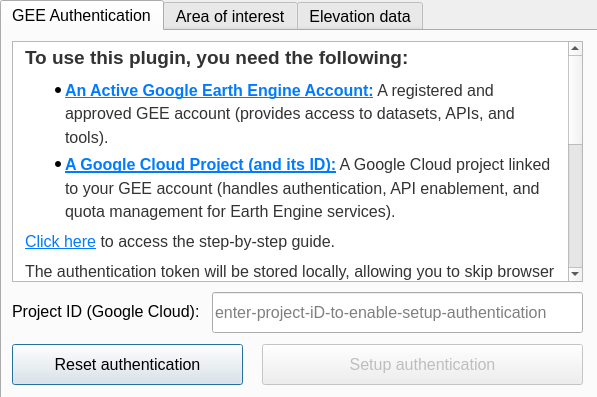
First picture: the form in easy_dialog_base.ui, repository caioarantes/EasyDEM, before the edit.
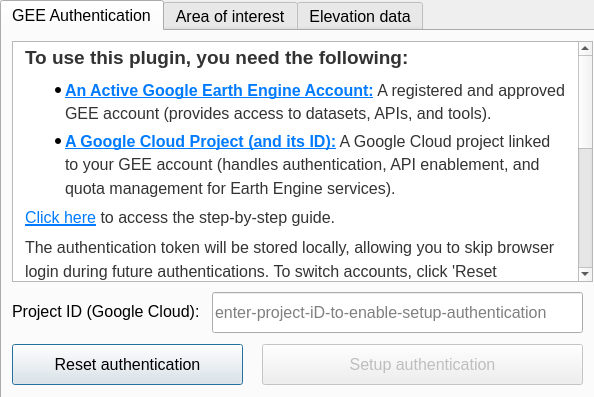
Second picture: the form after the edit. The open tabs and pages were chosen to show the change. Custom widgets are drawn as their Qt base class.

```diff
--- a/easy_dialog_base.ui
+++ b/easy_dialog_base.ui
@@ -6,7 +6,7 @@
    <rect>
     <x>0</x>
     <y>0</y>
-    <width>597</width>
+    <width>594</width>
     <height>397</height>
    </rect>
   </property>
@@ -34,30 +34,6 @@
     <attribute name="title">
      <string>GEE Authentication</string>
     </attribute>
-    <widget class="QTextEdit" name="textEdit">
-     <property name="geometry">
-      <rect>
-       <x>10</x>
-       <y>10</y>
-       <width>571</width>
-       <height>241</height>
-      </rect>
-     </property>
-     <property name="html">
-      <string>&lt;!DOCTYPE HTML PUBLIC &quot;-//W3C//DTD HTML 4.0//EN&quot; &quot;http://www.w3.org/TR/REC-html40/strict.dtd&quot;&gt;
-&lt;html&gt;&lt;head&gt;&lt;meta name=&quot;qrichtext&quot; content=&quot;1&quot; /&gt;&lt;title&gt;RAVI QGIS Plugin Information&lt;/title&gt;&lt;style type=&quot;text/css&quot;&gt;
-p, li { white-space: pre-wrap; }
-&lt;/style&gt;&lt;/head&gt;&lt;body style=&quot; font-family:'MS Shell Dlg 2'; font-size:12pt; font-weight:400; font-style:normal;&quot;&gt;
-&lt;h3 style=&quot; margin-top:10px; margin-bottom:5px; margin-left:8px; margin-right:8px; -qt-block-indent:0; text-indent:0px; line-height:130%;&quot;&gt;&lt;span style=&quot; font-family:'sans-serif'; font-size:14pt; font-weight:600; color:#333333;&quot;&gt;To use this plugin, you need the following:&lt;/span&gt;&lt;span style=&quot; font-family:'sans-serif'; font-size:large; font-weight:600; color:#333333;&quot;&gt; &lt;/span&gt;&lt;/h3&gt;
-&lt;ul style=&quot;margin-top: 0px; margin-bottom: 0px; margin-left: 0px; margin-right: 0px; -qt-list-indent: 1;&quot;&gt;&lt;li style=&quot; font-family:'sans-serif'; color:#333333;&quot; style=&quot; margin-top:0px; margin-bottom:3px; margin-left:8px; margin-right:8px; -qt-block-indent:0; text-indent:0px; line-height:130%;&quot;&gt;&lt;a href=&quot;https://earthengine.google.com/&quot;&gt;&lt;span style=&quot; font-weight:600; text-decoration: underline; color:#007bff;&quot;&gt;An Active Google Earth Engine Account:&lt;/span&gt;&lt;/a&gt; A registered and approved GEE account (provides access to datasets, APIs, and tools). &lt;/li&gt;
-&lt;li style=&quot; font-family:'sans-serif'; color:#333333;&quot; style=&quot; margin-top:0px; margin-bottom:5px; margin-left:8px; margin-right:8px; -qt-block-indent:0; text-indent:0px; line-height:130%;&quot;&gt;&lt;a href=&quot;https://console.cloud.google.com&quot;&gt;&lt;span style=&quot; font-weight:600; text-decoration: underline; color:#007bff;&quot;&gt;A Google Cloud Project (and its ID):&lt;/span&gt;&lt;/a&gt; A Google Cloud project linked to your GEE account (handles authentication, API enablement, and quota management for Earth Engine services). &lt;/li&gt;&lt;/ul&gt;
-&lt;p style=&quot; margin-top:5px; margin-bottom:5px; margin-left:8px; margin-right:8px; -qt-block-indent:0; text-indent:0px; line-height:130%;&quot;&gt;&lt;a href=&quot;https://caioarantes.github.io/ravi-qgis-plugin/&quot;&gt;&lt;span style=&quot; font-family:'sans-serif'; text-decoration: underline; color:#007bff;&quot;&gt;Click here&lt;/span&gt;&lt;/a&gt;&lt;span style=&quot; font-family:'sans-serif'; color:#333333;&quot;&gt; to access the step-by-step guide. &lt;/span&gt;&lt;/p&gt;
-&lt;p style=&quot; margin-top:5px; margin-bottom:5px; margin-left:8px; margin-right:8px; -qt-block-indent:0; text-indent:0px; line-height:130%;&quot;&gt;&lt;span style=&quot; font-family:'sans-serif'; color:#333333;&quot;&gt;The authentication token will be stored locally, allowing you to skip browser login during future authentications. To switch accounts, click 'Reset Authentication'. &lt;/span&gt;&lt;/p&gt;
-&lt;h3 style=&quot; margin-top:10px; margin-bottom:5px; margin-left:8px; margin-right:8px; -qt-block-indent:0; text-indent:0px; line-height:130%;&quot;&gt;&lt;span style=&quot; font-family:'sans-serif'; font-size:14pt; font-weight:600; color:#333333;&quot;&gt;About the Author&lt;/span&gt;&lt;span style=&quot; font-family:'sans-serif'; font-size:large; font-weight:600; color:#333333;&quot;&gt; &lt;/span&gt;&lt;/h3&gt;
-&lt;p style=&quot; margin-top:5px; margin-bottom:5px; margin-left:8px; margin-right:8px; -qt-block-indent:0; text-indent:0px; line-height:130%;&quot;&gt;&lt;span style=&quot; font-family:'sans-serif'; color:#333333;&quot;&gt;The EasyDEAM plugin was developed by &lt;/span&gt;&lt;span style=&quot; font-family:'sans-serif'; font-weight:600; color:#333333;&quot;&gt;Caio Arantes&lt;/span&gt;&lt;span style=&quot; font-family:'sans-serif'; color:#333333;&quot;&gt;, an Agricultural Engineering student passionate about precision agriculture and geotechnology. With experience in QGIS plugin development and remote sensing applications, he created EasyDEAM as steap foward his larger project, &lt;/span&gt;&lt;a href=&quot;https://caioarantes.github.io/ravi-qgis-plugin/&quot;&gt;&lt;span style=&quot; text-decoration: underline; color:#0000ff;&quot;&gt;RAVI&lt;/span&gt;&lt;/a&gt;&lt;span style=&quot; font-family:'sans-serif'; color:#333333;&quot;&gt;, another plugin publisded as a result of his final graduation project. &lt;/span&gt;&lt;/p&gt;
-&lt;p style=&quot; margin-top:5px; margin-bottom:5px; margin-left:8px; margin-right:8px; -qt-block-indent:0; text-indent:0px; line-height:130%;&quot;&gt;&lt;span style=&quot; font-family:'sans-serif'; color:#333333;&quot;&gt;📧 &lt;/span&gt;&lt;span style=&quot; font-family:'sans-serif'; font-weight:600; color:#333333;&quot;&gt;Email:&lt;/span&gt;&lt;span style=&quot; font-family:'sans-serif'; color:#333333;&quot;&gt; &lt;/span&gt;&lt;a href=&quot;mailto:caiosimplicioarantes@gmail.com&quot;&gt;&lt;span style=&quot; font-family:'sans-serif'; text-decoration: underline; color:#007bff;&quot;&gt;caiosimplicioarantes@gmail.com&lt;/span&gt;&lt;/a&gt;&lt;span style=&quot; font-family:'sans-serif'; color:#333333;&quot;&gt; &lt;br /&gt;🔗 &lt;/span&gt;&lt;span style=&quot; font-family:'sans-serif'; font-weight:600; color:#333333;&quot;&gt;LinkedIn:&lt;/span&gt;&lt;span style=&quot; font-family:'sans-serif'; color:#333333;&quot;&gt; &lt;/span&gt;&lt;a href=&quot;https://www.linkedin.com/in/caioarantes&quot;&gt;&lt;span style=&quot; font-family:'sans-serif'; text-decoration: underline; color:#007bff;&quot;&gt;linkedin.com/in/caioarantes&lt;/span&gt;&lt;/a&gt;&lt;span style=&quot; font-family:'sans-serif'; color:#333333;&quot;&gt; &lt;br /&gt;💻 &lt;/span&gt;&lt;span style=&quot; font-family:'sans-serif'; font-weight:600; color:#333333;&quot;&gt;GitHub:&lt;/span&gt;&lt;span style=&quot; font-family:'sans-serif'; color:#333333;&quot;&gt; &lt;/span&gt;&lt;a href=&quot;https://github.com/caioarantes&quot;&gt;&lt;span style=&quot; font-family:'sans-serif'; text-decoration: underline; color:#007bff;&quot;&gt;github.com/caioarantes&lt;/span&gt;&lt;/a&gt;&lt;/p&gt;&lt;/body&gt;&lt;/html&gt;</string>
-     </property>
-    </widget>
     <widget class="QPushButton" name="desautenticacao">
      <property name="geometry">
       <rect>
@@ -129,6 +105,39 @@
       <bool>false</bool>
      </property>
     </widget>
+    <widget class="QTextBrowser" name="textEdit">
+     <property name="geometry">
+      <rect>
+       <x>10</x>
+       <y>10</y>
+       <width>581</width>
+       <height>241</height>
+      </rect>
+     </property>
+     <property name="html">
+      <string>&lt;!DOCTYPE HTML PUBLIC &quot;-//W3C//DTD HTML 4.0//EN&quot; &quot;http://www.w3.org/TR/REC-html40/strict.dtd&quot;&gt;
+&lt;html&gt;&lt;head&gt;&lt;meta name=&quot;qrichtext&quot; content=&quot;1&quot; /&gt;&lt;title&gt;RAVI QGIS Plugin Information&lt;/title&gt;&lt;style type=&quot;text/css&quot;&gt;
+p, li { white-space: pre-wrap; }
+&lt;/style&gt;&lt;/head&gt;&lt;body style=&quot; font-family:'MS Shell Dlg 2'; font-size:12pt; font-weight:400; font-style:normal;&quot;&gt;
+&lt;h3 style=&quot; margin-top:10px; margin-bottom:5px; margin-left:8px; margin-right:8px; -qt-block-indent:0; text-indent:0px; line-height:130%;&quot;&gt;&lt;span style=&quot; font-family:'sans-serif'; font-size:14pt; font-weight:600; color:#333333;&quot;&gt;To use this plugin, you need the following:&lt;/span&gt;&lt;span style=&quot; font-family:'sans-serif'; font-size:large; font-weight:600; color:#333333;&quot;&gt; &lt;/span&gt;&lt;/h3&gt;
+&lt;ul style=&quot;margin-top: 0px; margin-bottom: 0px; margin-left: 0px; margin-right: 0px; -qt-list-indent: 1;&quot;&gt;&lt;li style=&quot; font-family:'sans-serif'; color:#333333;&quot; style=&quot; margin-top:0px; margin-bottom:3px; margin-left:8px; margin-right:8px; -qt-block-indent:0; text-indent:0px; line-height:130%;&quot;&gt;&lt;a href=&quot;https://earthengine.google.com/&quot;&gt;&lt;span style=&quot; font-weight:600; text-decoration: underline; color:#007bff;&quot;&gt;An Active Google Earth Engine Account:&lt;/span&gt;&lt;/a&gt; A registered and approved GEE account (provides access to datasets, APIs, and tools). &lt;/li&gt;
+&lt;li style=&quot; font-family:'sans-serif'; color:#333333;&quot; style=&quot; margin-top:0px; margin-bottom:5px; margin-left:8px; margin-right:8px; -qt-block-indent:0; text-indent:0px; line-height:130%;&quot;&gt;&lt;a href=&quot;https://console.cloud.google.com&quot;&gt;&lt;span style=&quot; font-weight:600; text-decoration: underline; color:#007bff;&quot;&gt;A Google Cloud Project (and its ID):&lt;/span&gt;&lt;/a&gt; A Google Cloud project linked to your GEE account (handles authentication, API enablement, and quota management for Earth Engine services). &lt;/li&gt;&lt;/ul&gt;
+&lt;p style=&quot; margin-top:5px; margin-bottom:5px; margin-left:8px; margin-right:8px; -qt-block-indent:0; text-indent:0px; line-height:130%;&quot;&gt;&lt;a href=&quot;https://caioarantes.github.io/ravi-qgis-plugin/&quot;&gt;&lt;span style=&quot; font-family:'sans-serif'; text-decoration: underline; color:#007bff;&quot;&gt;Click here&lt;/span&gt;&lt;/a&gt;&lt;span style=&quot; font-family:'sans-serif'; color:#333333;&quot;&gt; to access the step-by-step guide. &lt;/span&gt;&lt;/p&gt;
+&lt;p style=&quot; margin-top:5px; margin-bottom:5px; margin-left:8px; margin-right:8px; -qt-block-indent:0; text-indent:0px; line-height:130%;&quot;&gt;&lt;span style=&quot; font-family:'sans-serif'; color:#333333;&quot;&gt;The authentication token will be stored locally, allowing you to skip browser login during future authentications. To switch accounts, click 'Reset Authentication'. &lt;/span&gt;&lt;/p&gt;
+&lt;h3 style=&quot; margin-top:10px; margin-bottom:5px; margin-left:8px; margin-right:8px; -qt-block-indent:0; text-indent:0px; line-height:130%;&quot;&gt;&lt;span style=&quot; font-family:'sans-serif'; font-size:14pt; font-weight:600; color:#333333;&quot;&gt;About the Author&lt;/span&gt;&lt;span style=&quot; font-family:'sans-serif'; font-size:large; font-weight:600; color:#333333;&quot;&gt; &lt;/span&gt;&lt;/h3&gt;
+&lt;p style=&quot; margin-top:5px; margin-bottom:5px; margin-left:8px; margin-right:8px; -qt-block-indent:0; text-indent:0px; line-height:130%;&quot;&gt;&lt;span style=&quot; font-family:'sans-serif'; color:#333333;&quot;&gt;The EasyDEAM plugin was developed by &lt;/span&gt;&lt;span style=&quot; font-family:'sans-serif'; font-weight:600; color:#333333;&quot;&gt;Caio Arantes&lt;/span&gt;&lt;span style=&quot; font-family:'sans-serif'; color:#333333;&quot;&gt;, an Agricultural Engineering student passionate about precision agriculture and geotechnology. With experience in QGIS plugin development and remote sensing applications, he created EasyDEAM as steap foward his larger project, &lt;/span&gt;&lt;a href=&quot;https://caioarantes.github.io/ravi-qgis-plugin/&quot;&gt;&lt;span style=&quot; text-decoration: underline; color:#0000ff;&quot;&gt;RAVI&lt;/span&gt;&lt;/a&gt;&lt;span style=&quot; font-family:'sans-serif'; color:#333333;&quot;&gt;, another plugin publisded as a result of his final graduation project. &lt;/span&gt;&lt;/p&gt;
+&lt;p style=&quot; margin-top:5px; margin-bottom:5px; margin-left:8px; margin-right:8px; -qt-block-indent:0; text-indent:0px; line-height:130%;&quot;&gt;&lt;span style=&quot; font-family:'sans-serif'; color:#333333;&quot;&gt;📧 &lt;/span&gt;&lt;span style=&quot; font-family:'sans-serif'; font-weight:600; color:#333333;&quot;&gt;Email:&lt;/span&gt;&lt;span style=&quot; font-family:'sans-serif'; color:#333333;&quot;&gt; &lt;/span&gt;&lt;a href=&quot;mailto:caiosimplicioarantes@gmail.com&quot;&gt;&lt;span style=&quot; font-family:'sans-serif'; text-decoration: underline; color:#007bff;&quot;&gt;caiosimplicioarantes@gmail.com&lt;/span&gt;&lt;/a&gt;&lt;span style=&quot; font-family:'sans-serif'; color:#333333;&quot;&gt; &lt;br /&gt;🔗 &lt;/span&gt;&lt;span style=&quot; font-family:'sans-serif'; font-weight:600; color:#333333;&quot;&gt;LinkedIn:&lt;/span&gt;&lt;span style=&quot; font-family:'sans-serif'; color:#333333;&quot;&gt; &lt;/span&gt;&lt;a href=&quot;https://www.linkedin.com/in/caioarantes&quot;&gt;&lt;span style=&quot; font-family:'sans-serif'; text-decoration: underline; color:#007bff;&quot;&gt;linkedin.com/in/caioarantes&lt;/span&gt;&lt;/a&gt;&lt;span style=&quot; font-family:'sans-serif'; color:#333333;&quot;&gt; &lt;br /&gt;💻 &lt;/span&gt;&lt;span style=&quot; font-family:'sans-serif'; font-weight:600; color:#333333;&quot;&gt;GitHub:&lt;/span&gt;&lt;span style=&quot; font-family:'sans-serif'; color:#333333;&quot;&gt; &lt;/span&gt;&lt;a href=&quot;https://github.com/caioarantes&quot;&gt;&lt;span style=&quot; font-family:'sans-serif'; text-decoration: underline; color:#007bff;&quot;&gt;github.com/caioarantes&lt;/span&gt;&lt;/a&gt;&lt;/p&gt;&lt;/body&gt;&lt;/html&gt;</string>
+     </property>
+     <property name="overwriteMode">
+      <bool>true</bool>
+     </property>
+     <property name="textInteractionFlags">
+      <set>Qt::LinksAccessibleByKeyboard|Qt::LinksAccessibleByMouse|Qt::TextBrowserInteraction|Qt::TextEditable|Qt::TextEditorInteraction|Qt::TextSelectableByKeyboard|Qt::TextSelectableByMouse</set>
+     </property>
+     <property name="openLinks">
+      <bool>false</bool>
+     </property>
+    </widget>
    </widget>
    <widget class="QWidget" name="tab">
     <attribute name="title">
```
Left out of the diff: 8 changed lines with no effect on the pictures.
